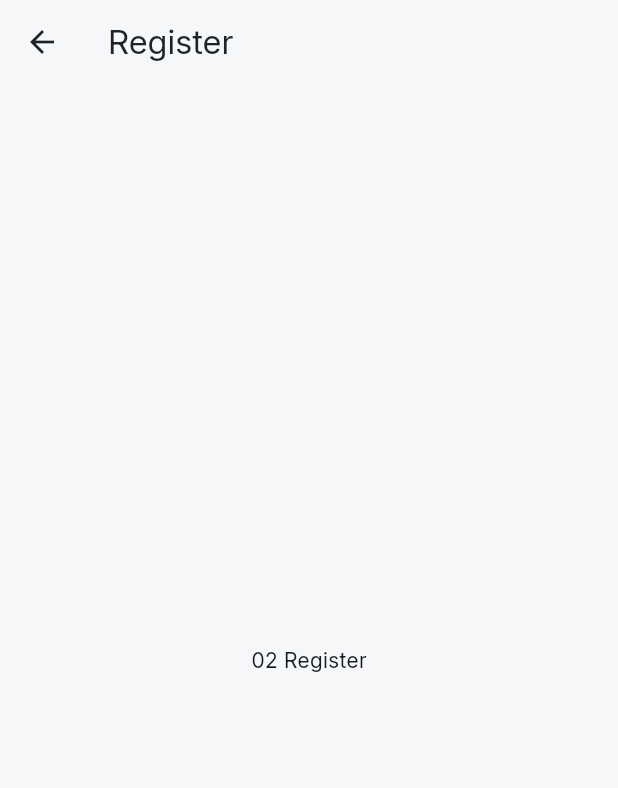
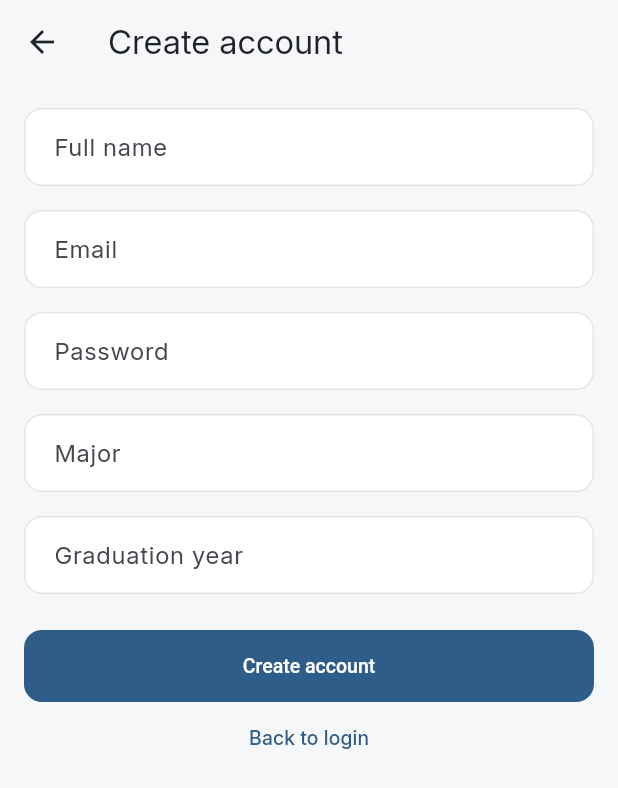
Before and after one commit to AliKaanKoc2/InternInsight, a Flutter app: the RegisterScreen screen opened by its route, on a phone screen of 412 x 824 dp. Shown: the top 788 px of the screen. Run offline on Flutter 3.47's test engine with Material 3 defaults, Android fonts, the phone set to English and light mode, and no system bars.

Commit message:
Validate registration and confirm submission

```diff
--- a/lib/screens/auth/register_screen.dart
+++ b/lib/screens/auth/register_screen.dart
@@ -1,13 +1,110 @@
 import 'package:flutter/material.dart';
 
-class RegisterScreen extends StatelessWidget {
+import '../../core/theme/app_spacing.dart';
+
+class RegisterScreen extends StatefulWidget {
   const RegisterScreen({super.key});
+
+  @override
+  State<RegisterScreen> createState() => _RegisterScreenState();
+}
+
+class _RegisterScreenState extends State<RegisterScreen> {
+  final _formKey = GlobalKey<FormState>();
+
+  void _submit() {
+    if (_formKey.currentState!.validate()) {
+      ScaffoldMessenger.of(context).showSnackBar(
+        const SnackBar(content: Text('Registration form is valid.')),
+      );
+    }
+  }
 
   @override
   Widget build(BuildContext context) {
     return Scaffold(
-      appBar: AppBar(title: const Text('Register')),
-      body: const Center(child: const Text('02 Register'),),
+      appBar: AppBar(title: const Text('Create account')),
+      body: SafeArea(
+        child: Form(
+          key: _formKey,
+          child: ListView(
+            padding: AppSpacing.screen,
+            children: [
+              TextFormField(
+                decoration: const InputDecoration(labelText: 'Full name'),
+                validator: (value) {
+                  if (value == null || value.trim().isEmpty) {
+                    return 'Enter your full name.';
+                  }
+                  return null;
+                },
+              ),
+              const SizedBox(height: AppSpacing.md),
+              TextFormField(
+                keyboardType: TextInputType.emailAddress,
+                decoration: const InputDecoration(
+                  labelText: 'Email',
+                  hintText: 'name@sabanciuniv.edu',
+                ),
+                validator: (value) {
+                  final email = (value ?? '').trim().toLowerCase();
+                  final parts = email.split('@');
+                  if (parts.length != 2 ||
+                      parts[0].isEmpty ||
+                      parts[0].contains(' ') ||
+                      parts[1] != 'sabanciuniv.edu') {
+                    return 'Enter a valid Sabancı email address.';
+                  }
+                  return null;
+                },
+              ),
+              const SizedBox(height: AppSpacing.md),
+              TextFormField(
+                obscureText: true,
+                decoration: const InputDecoration(labelText: 'Password'),
+                validator: (value) {
+                  if (value == null || value.length < 8) {
+                    return 'Use at least 8 characters.';
+                  }
+                  return null;
+                },
+              ),
+              const SizedBox(height: AppSpacing.md),
+              TextFormField(
+                decoration: const InputDecoration(labelText: 'Major'),
+                validator: (value) {
+                  if (value == null || value.trim().isEmpty) {
+                    return 'Enter your major.';
+                  }
+                  return null;
+                },
+              ),
+              const SizedBox(height: AppSpacing.md),
+              TextFormField(
+                keyboardType: TextInputType.number,
+                decoration: const InputDecoration(labelText: 'Graduation year'),
+                validator: (value) {
+                  final input = (value ?? '').trim();
+                  final year = int.tryParse(input);
+                  if (input.length != 4 || year == null || year < 1000) {
+                    return 'Enter a four-digit graduation year.';
+                  }
+                  return null;
+                },
+              ),
+              const SizedBox(height: AppSpacing.lg),
+              ElevatedButton(
+                onPressed: _submit,
+                child: const Text('Create account'),
+              ),
+              TextButton(
+                onPressed: () => Navigator.pop(context),
+                child: const Text('Back to login'),
+              ),
+            ],
+          ),
+        ),
+      ),
     );
   }
 }
```
